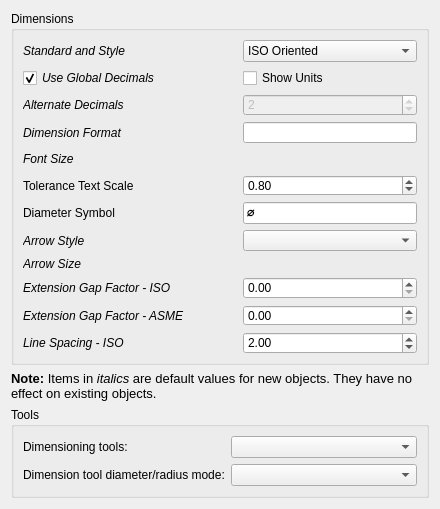
The window that src/Mod/TechDraw/Gui/DlgPrefsTechDrawDimensions.ui (southseact-3d/fcd) describes before a commit, drawn with Qt 5.
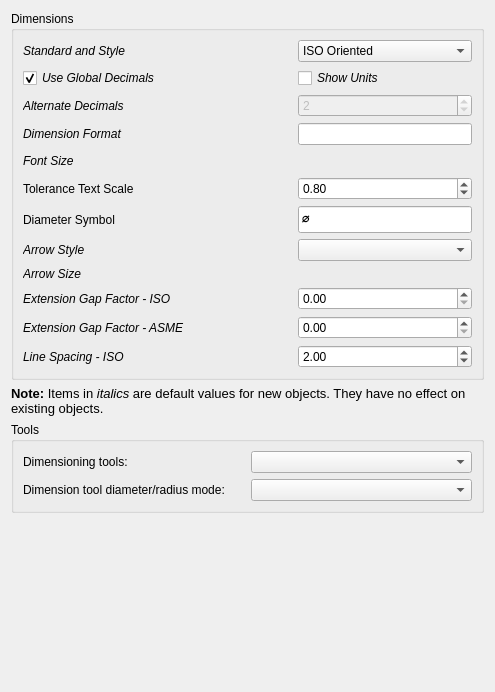
The same window after the commit. Custom widgets are drawn as their Qt base class.

Commit message: [TD]allow showing units on individual dimensions

```diff
--- a/src/Mod/TechDraw/Gui/DlgPrefsTechDrawDimensions.ui
+++ b/src/Mod/TechDraw/Gui/DlgPrefsTechDrawDimensions.ui
@@ -6,8 +6,8 @@
    <rect>
     <x>0</x>
     <y>0</y>
-    <width>440</width>
-    <height>508</height>
+    <width>495</width>
+    <height>692</height>
    </rect>
   </property>
   <property name="sizePolicy">
@@ -156,6 +156,11 @@
             <verstretch>0</verstretch>
            </sizepolicy>
           </property>
+          <property name="font">
+           <font>
+            <italic>true</italic>
+           </font>
+          </property>
           <property name="toolTip">
            <string>Append unit to dimension values</string>
           </property>
```
Left out of the diff: 16 changed lines with no effect on the pictures. The commit also changes 6 other files.
